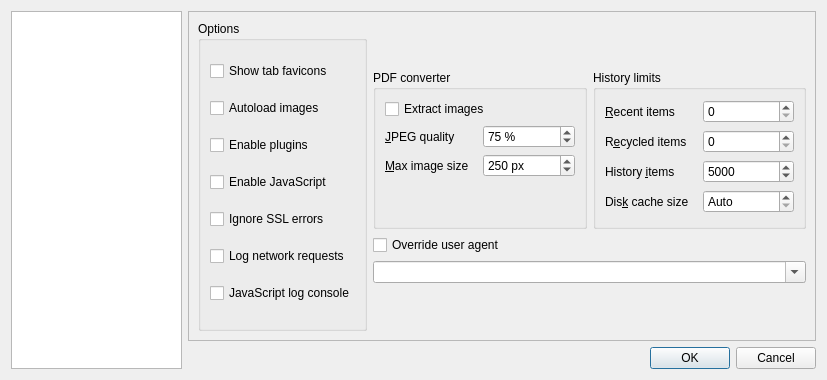
Above: settingsdlg.ui from kernel1024/jpreader before the change. Below: the same form after it.
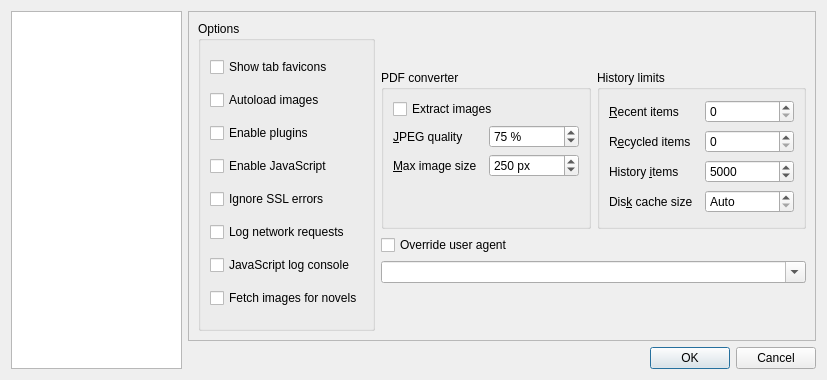
That is the form after the change.

Commit message: Illustrations fetching and embedding in pixiv novel extractor.

```diff
--- a/settingsdlg.ui
+++ b/settingsdlg.ui
@@ -90,6 +90,16 @@
               </property>
              </widget>
             </item>
+            <item>
+             <widget class="QCheckBox" name="checkPixivFetchImages">
+              <property name="toolTip">
+               <string>Fetch and embedd illustrations for novels with pixiv novel extractor</string>
+              </property>
+              <property name="text">
+               <string>Fetch images for novels</string>
+              </property>
+             </widget>
+            </item>
            </layout>
           </widget>
          </item>
```
Left out of the diff: 1 changed line with no effect on the pictures. The commit also changes 10 other files.
